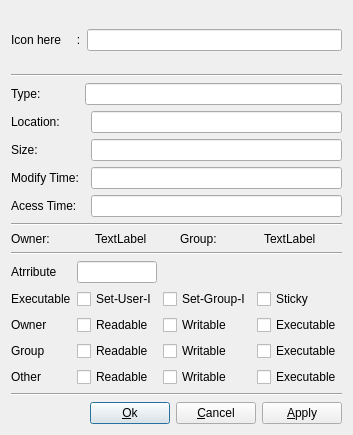
Qt form src/fileproperties.ui (kitech/nullfxp) before a commit.
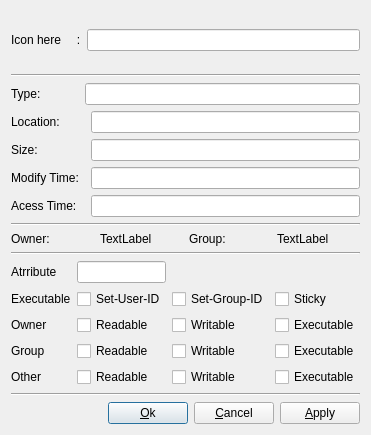
The same form after that commit.

What changed in the file:
```diff
--- a/src/fileproperties.ui
+++ b/src/fileproperties.ui
@@ -5,7 +5,7 @@
    <rect>
     <x>0</x>
     <y>0</y>
-    <width>351</width>
+    <width>366</width>
     <height>435</height>
    </rect>
   </property>
@@ -190,14 +190,14 @@
      <item row="1" column="1" >
       <widget class="QCheckBox" name="checkBox_10" >
        <property name="text" >
-        <string>Set-User-I</string>
+        <string>Set-User-ID</string>
        </property>
       </widget>
      </item>
      <item row="1" column="2" >
       <widget class="QCheckBox" name="checkBox_11" >
        <property name="text" >
-        <string>Set-Group-I</string>
+        <string>Set-Group-ID</string>
        </property>
       </widget>
      </item>
```
